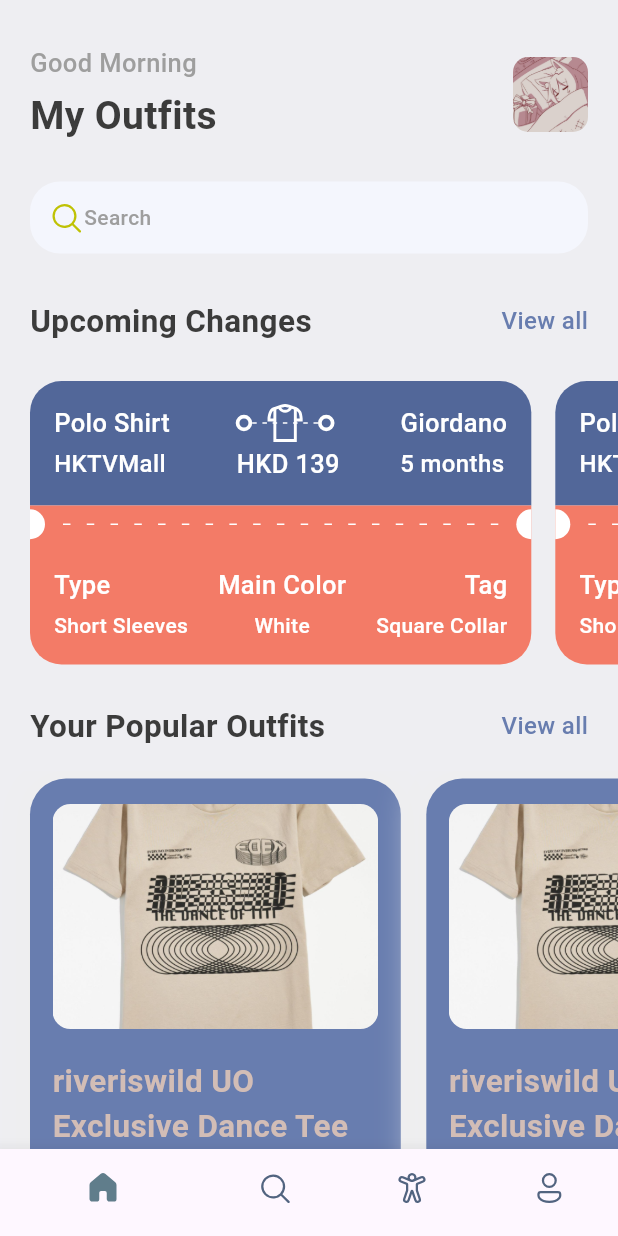
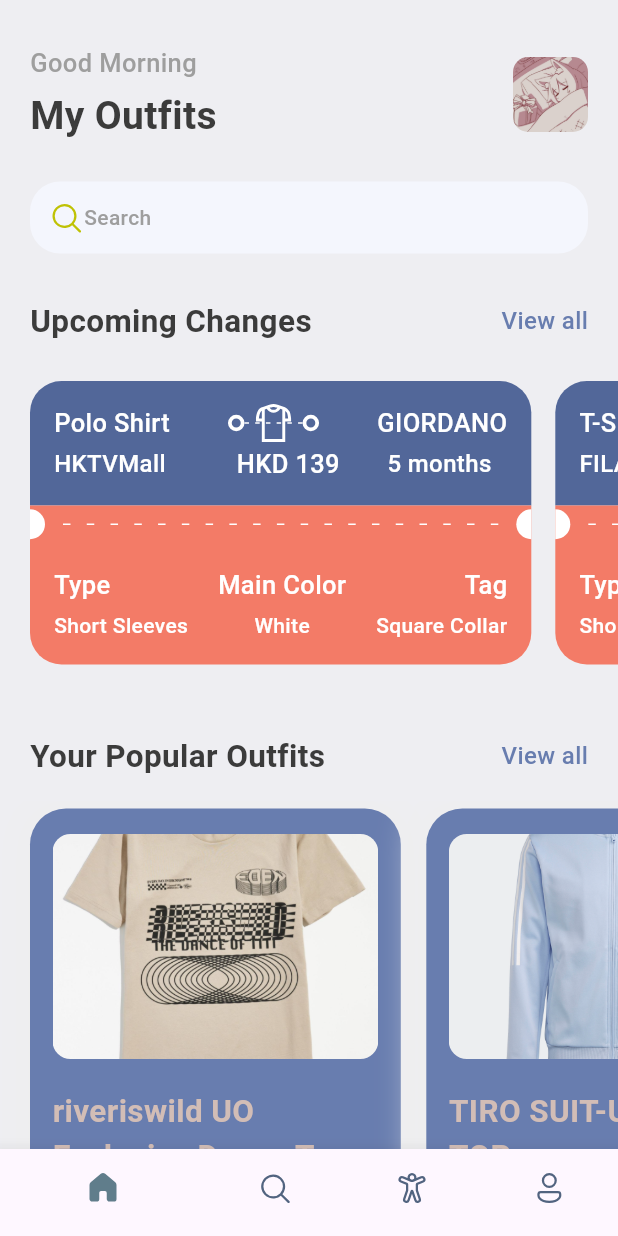
Before and after one commit to MrPeterJin/Road-to-Fullstack, a Flutter app: the screen it shows after launch, on a phone screen of 412 x 824 dp. Run offline on Flutter 3.47's test engine with Material 2 defaults, Android fonts, the phone set to English and light mode, and no system bars; our stand-ins replace fluentui_system_icons, gap, line_icons.

Commit message:
Stage 2.2.3

```diff
--- a/lib/screens/home_screen.dart
+++ b/lib/screens/home_screen.dart
@@ -89,15 +89,13 @@ class HomeScreen extends StatelessWidget {
             ),
           ),
           const Gap(15),
-          const SingleChildScrollView(
+          SingleChildScrollView(
             scrollDirection: Axis.horizontal,
             padding: EdgeInsets.only(left: 20),
             child: Row(
-              children: [
-                OutfitView(),
-                OutfitView(),
-              ],
-            ),
+                children: changeList
+                    .map((singleChange) => OutfitView(change: singleChange))
+                    .toList()),
           ),
           const Gap(15),
           Container(
--- a/lib/screens/outfit_view.dart
+++ b/lib/screens/outfit_view.dart
@@ -8,14 +8,15 @@ import 'package:my_outfits/widgets/thick_container.dart';
 import '../utils/app_style.dart';
 
 class OutfitView extends StatelessWidget {
-  const OutfitView({Key? key}) : super(key: key);
+  final Map<String, dynamic> change;
+  const OutfitView({Key? key, required this.change}) : super(key: key);
 
   @override
   Widget build(BuildContext context) {
     final size = AppLayout.getSize(context);
     return SizedBox(
       width: size.width * 0.85,
-      height: 200,
+      height: 220,
       child: Container(
         margin: const EdgeInsets.only(right: 16),
         child: Column(
@@ -32,7 +33,7 @@ class OutfitView extends StatelessWidget {
                   Row(
                     children: [
                       Text(
-                        "Polo Shirt",
+                        change['origin']['type'],
                         style:
                             Styles.headLineStyle3.copyWith(color: Colors.white),
                       ),
@@ -74,7 +75,7 @@ class OutfitView extends StatelessWidget {
                       const ThickContainer(),
                       Expanded(child: Container()),
                       Text(
-                        "Giordano",
+                        change['info']['brand'],
                         style:
                             Styles.headLineStyle3.copyWith(color: Colors.white),
                       )
@@ -87,19 +88,19 @@ class OutfitView extends StatelessWidget {
                       SizedBox(
                         width: 90,
                         child: Text(
-                          'HKTVMall',
+                          change['origin']['venue'],
                           style: Styles.textStyle.copyWith(color: Colors.white),
                         ),
                       ),
                       Text(
-                        'HKD 139',
+                        change['price'],
                         style:
                             Styles.headLineStyle3.copyWith(color: Colors.white),
                       ),
                       SizedBox(
                         width: 80,
                         child: Text(
-                          '  5 months',
+                          change['info']['lasts'],
                           style: Styles.textStyle.copyWith(color: Colors.white),
                         ),
                       )
@@ -172,13 +173,13 @@ class OutfitView extends StatelessWidget {
                       crossAxisAlignment: CrossAxisAlignment.start,
                       children: [
                         Text(
-                          'Type',
+                          change['detailed info']['type'],
                           style: Styles.headLineStyle3
                               .copyWith(color: Colors.white),
                         ),
                         const Gap(5),
                         Text(
-                          'Short Sleeves',
+                          change['detailed info']['class'],
                           style: Styles.headLineStyle4
                               .copyWith(color: Colors.white),
                         ),
@@ -188,13 +189,13 @@ class OutfitView extends StatelessWidget {
                       crossAxisAlignment: CrossAxisAlignment.center,
                       children: [
                         Text(
-                          'Main Color',
+                          change['detailed info']['main_feature'],
                           style: Styles.headLineStyle3
                               .copyWith(color: Colors.white),
                         ),
                         const Gap(5),
                         Text(
-                          'White',
+                          change['detailed info']['main_feature_detail'],
                           style: Styles.headLineStyle4
                               .copyWith(color: Colors.white),
                         ),
@@ -204,13 +205,13 @@ class OutfitView extends StatelessWidget {
                       crossAxisAlignment: CrossAxisAlignment.end,
                       children: [
                         Text(
-                          'Tag',
+                          change['detailed info']['specific'],
                           style: Styles.headLineStyle3
                               .copyWith(color: Colors.white),
                         ),
                         const Gap(5),
                         Text(
-                          'Square Collar',
+                          change['detailed info']['specific_detail'],
                           style: Styles.headLineStyle4
                               .copyWith(color: Colors.white),
                         ),
--- a/lib/screens/popular_screen.dart
+++ b/lib/screens/popular_screen.dart
@@ -35,20 +35,20 @@ class PopularScreen extends StatelessWidget {
             decoration: BoxDecoration(
               borderRadius: BorderRadius.circular(12),
               color: Styles.primaryColor,
-              image: const DecorationImage(
+              image: DecorationImage(
                 fit: BoxFit.cover,
-                image: AssetImage("assets/images/tshirt.png"),
+                image: AssetImage("assets/images/${outfit['image']}"),
               ),
             ),
           ),
           const Gap(20),
           Text(
-            "riveriswild UO Exclusive Dance Tee",
+            "${outfit['name']}",
             style: Styles.headLineStyle2.copyWith(color: Styles.kakiColor),
           ),
           const Gap(5),
           Text(
-            "URBAN OUTFITTERS",
+            "${outfit['brand']}",
             style: Styles.headLineStyle4.copyWith(color: Colors.white),
           ),
           const Gap(8),
@@ -62,7 +62,7 @@ class PopularScreen extends StatelessWidget {
               ),
               const Gap(5),
               Text(
-                "4.5",
+                "${outfit['rate']}",
                 style: Styles.headLineStyle4.copyWith(color: Colors.white),
               ),
             ],
--- a/lib/utils/app_info_list.dart
+++ b/lib/utils/app_info_list.dart
@@ -1,20 +1,49 @@
 List<Map<String, dynamic>> outfitList = [
   {
-    'image': 'one.png',
-    'place': 'Open Space',
-    'destination': 'London',
-    'price': 25
+    'image': 'uo_tee.png',
+    'brand': 'URBAN OUTFITTERS',
+    'name': 'riveriswild UO Exclusive Dance Tee',
+    'rate': 4.2
   },
   {
-    'image': 'two.png',
-    'place': 'Global Will',
-    'destination': 'London',
-    'price': 40
+    'image': 'adidas_jacket.png',
+    'brand': 'ADIDAS',
+    'name': 'TIRO SUIT-UP TRACK TOP',
+    'rate': 4.1
   },
   {
-    'image': 'three.png',
-    'place': 'Tallest Building',
-    'destination': 'Dubai',
-    'price': 68
+    'image': 'fila_tee.png',
+    'brand': 'FILA',
+    'name': 'FUSION Collection Unisex F Logo Cotton T-shirt',
+    'rate': 4.5
   },
 ];
+
+List<Map<String, dynamic>> changeList = [
+  {
+    'origin': {'type': "Polo Shirt", 'venue': "HKTVMall"},
+    'info': {'brand': "GIORDANO", 'lasts': "5 months"},
+    'price': 'HKD 139',
+    'detailed info': {
+      'type': "Type",
+      'class': "Short Sleeves",
+      'main_feature': "Main Color",
+      'main_feature_detail': "White",
+      'specific': "Tag",
+      'specific_detail': "Square Collar"
+    },
+  },
+  {
+    'origin': {'type': "T-Shirt", 'venue': "FILA shop"},
+    'info': {'brand': "FILA", 'lasts': "10 months"},
+    'price': 'CNY 432',
+    'detailed info': {
+      'type': "Type",
+      'class': "Short Sleeves",
+      'main_feature': "Main Color",
+      'main_feature_detail': "Black",
+      'specific': "Tag",
+      'specific_detail': "Round Neckline"
+    },
+  },
+];
```
Also changed, not shown: assets/images/adidas_jacket.png (added), assets/images/fila_tee.png (added), assets/images/uo_tee.png (renamed from assets/images/tshirt.png).
